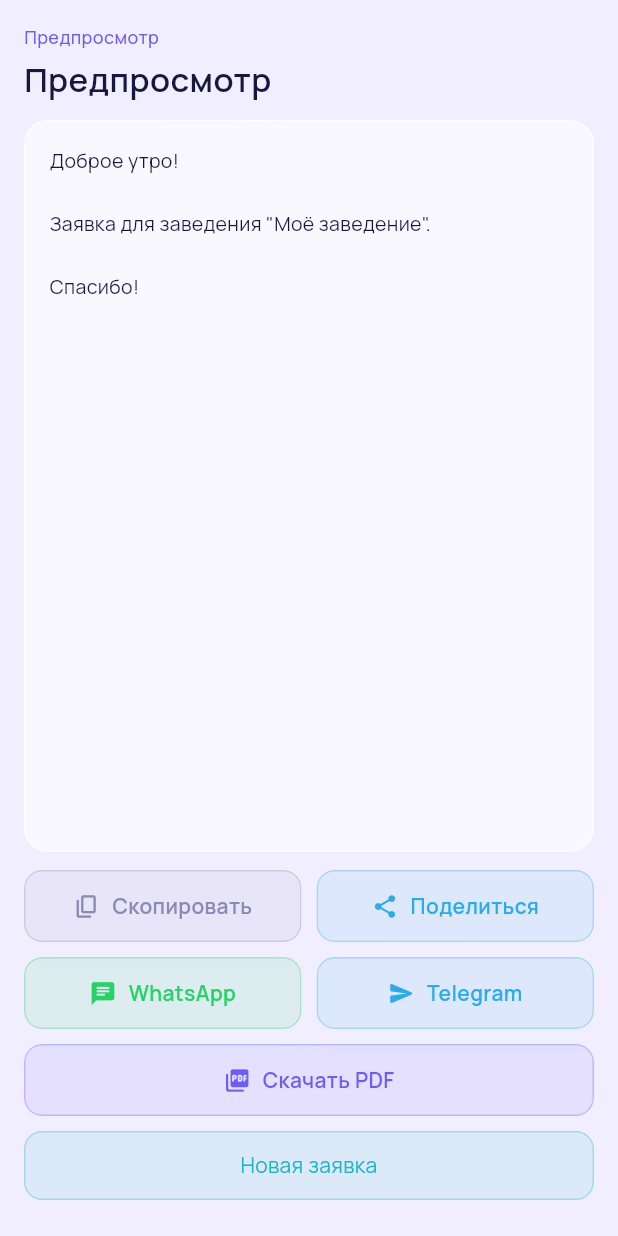
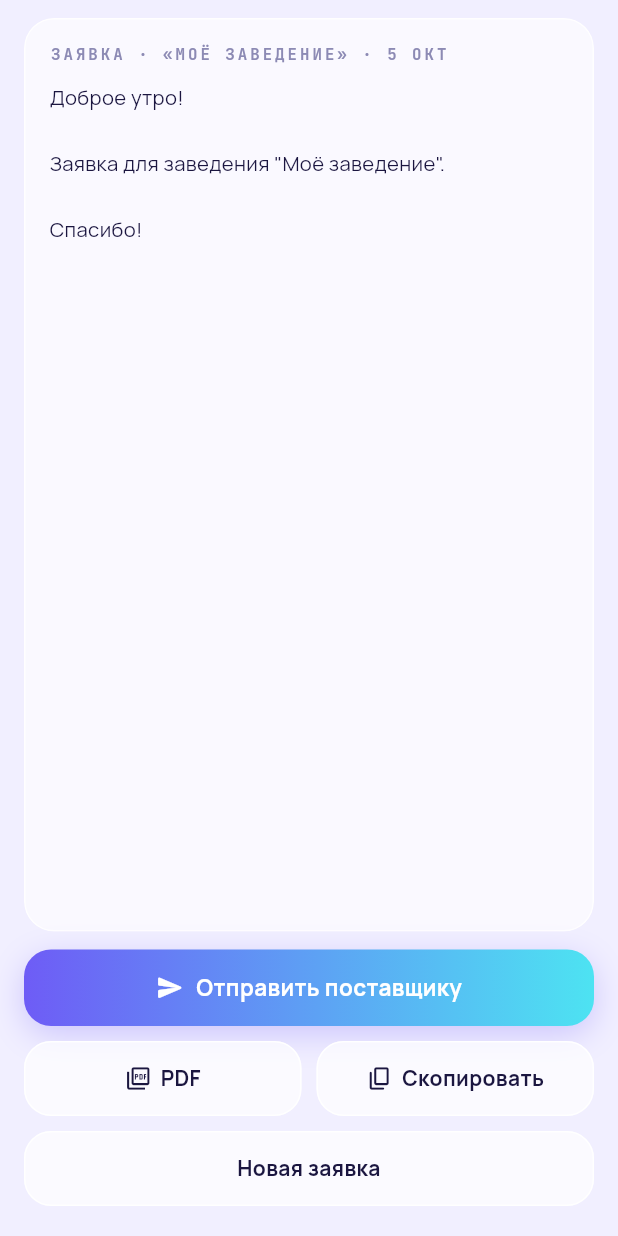
Before and after one commit to muhammetnur2002/horeca-app, a Flutter app: the GenerateStep widget shown alone on an empty page, opened directly, on a phone screen of 412 x 824 dp. Run offline on Flutter 3.47's test engine with Material 3 defaults, Android fonts, the phone set to English and light mode, and no system bars; our stand-ins replace cloud_firestore, dio, drift, drift_flutter, file_picker, firebase_auth and 12 more; missing offline and left inert: dart:html, excel, firebase_app_check; accounts and stored records are empty; generated files the repository leaves out were written again; project files that could hold a hidden picture were left out.

Commit message:
feat(ui): инвентаризация и предпросмотр заявки по макету «Орбита»
- инвентаризация: подпись раздела «… · введите факт», под товаром
  «минимум N» / «ниже минимума N» с подсветкой, шаг 0,5 для кг и л,
  градиентная «Предпросмотр»
- степпер округляет шаг до тысячных (0,5 с дробным значением)
- предпросмотр заявки: документ в стеклянной карточке, «Отправить
  поставщику» градиентом, PDF и «Копировать», «Изменить», «Новая заявка»
- заявка сохраняется в историю и при отправке, и при PDF — один раз
  на текст, чтобы её видела приёмка поставки

```diff
--- a/lib/features/request/presentation/steps/generate_step.dart
+++ b/lib/features/request/presentation/steps/generate_step.dart
@@ -2,6 +2,7 @@ import 'dart:ui';
 import 'package:flutter/material.dart';
 import 'package:flutter/services.dart';
 import 'package:flutter_riverpod/flutter_riverpod.dart';
+import 'package:horeca_app/shared/widgets/orbit_kit.dart';
 import 'package:horeca_app/app/app.dart';
 import 'package:horeca_app/features/request/domain/usecases/request_state.dart';
 import 'package:horeca_app/features/history/data/history_repository.dart';
@@ -147,155 +148,13 @@ class GenerateStep extends ConsumerWidget {
     final departmentLabel = _resolveDepartmentLabel(
         state, allProducts, allCategories, allDepartments);
 
-    return Container(
-      decoration: BoxDecoration(
-      ),
-      child: Padding(
-        padding: const EdgeInsets.fromLTRB(16, 16, 16, 0),
-        child: Column(
-          crossAxisAlignment: CrossAxisAlignment.start,
-          children: [
-            // Заголовок
-            Column(
-              crossAxisAlignment: CrossAxisAlignment.start,
-              children: [
-                Text('Предпросмотр',
-                    style: TextStyle(
-                        fontSize: 12,
-                        color: AppColors.orange,
-                        fontWeight: FontWeight.w500)),
-                const SizedBox(height: 4),
-                Text(
-                  l10n.preview,
-                  style: TextStyle(
-                    fontSize: 22,
-                    fontWeight: FontWeight.w600,
-                    color: isDark ? Colors.white : AppColors.ink,
-                  ),
-                ),
-              ],
-            ),
-
-            const SizedBox(height: 12),
-
-            // Текст заявки
-            Expanded(
-              child: ClipRRect(
-                borderRadius: BorderRadius.circular(16),
-                child: BackdropFilter(
-                  filter: ImageFilter.blur(sigmaX: 10, sigmaY: 10),
-                  child: Container(
-                    width: double.infinity,
-                    padding: const EdgeInsets.all(16),
-                    decoration: BoxDecoration(
-                      borderRadius: BorderRadius.circular(16),
-                      color: Colors.white.withOpacity(isDark ? 0.06 : 0.55),
-                      border: Border.all(
-                        color: Colors.white.withOpacity(isDark ? 0.1 : 0.8),
-                      ),
-                    ),
-                    child: SingleChildScrollView(
-                      child: SelectableText(
-                        text,
-                        style: TextStyle(
-                          fontSize: 13,
-                          height: 1.6,
-                          color: isDark
-                              ? Colors.white.withOpacity(0.85)
-                              : AppColors.ink,
-                        ),
-                      ),
-                    ),
-                  ),
-                ),
-              ),
-            ),
-
-            const SizedBox(height: 12),
-
-            // Кнопки
-            Row(
-              children: [
-                Expanded(
-                  child: _ActionBtn(
-                    icon: Icons.copy_rounded,
-                    label: l10n.copy,
-                    color: AppColors.muted,
-                    isDark: isDark,
-                    onTap: () {
-                      final messenger = ScaffoldMessenger.of(context);
-                      Clipboard.setData(ClipboardData(text: text)).then((_) {
-                        messenger.showSnackBar(SnackBar(
-                          content: Text(l10n.copySuccess),
-                          backgroundColor: AppColors.darkCard2,
-                          behavior: SnackBarBehavior.floating,
-                          shape: RoundedRectangleBorder(
-                              borderRadius: BorderRadius.circular(12)),
-                        ));
-                      });
-                    },
-                  ),
-                ),
-                const SizedBox(width: 10),
-                Expanded(
-                  child: _ActionBtn(
-                    icon: Icons.share_rounded,
-                    label: l10n.share,
-                    color: const Color(0xFF2AABEE),
-                    isDark: isDark,
-                    onTap: () => Share.share(text),
-                  ),
-                ),
-              ],
-            ),
-
-            const SizedBox(height: 10),
-
-            Row(
-              children: [
-                Expanded(
-                  child: _ActionBtn(
-                    icon: Icons.chat_rounded,
-                    label: 'WhatsApp',
-                    color: const Color(0xFF25D366),
-                    isDark: isDark,
-                    onTap: () => Share.share(text),
-                  ),
-                ),
-                const SizedBox(width: 10),
-                Expanded(
-                  child: _ActionBtn(
-                    icon: Icons.send_rounded,
-                    label: 'Telegram',
-                    color: const Color(0xFF2AABEE),
-                    isDark: isDark,
-                    onTap: () => Share.share(text),
-                  ),
-                ),
-              ],
-            ),
-
-            const SizedBox(height: 10),
-
-            _ActionBtn(
-              icon: Icons.picture_as_pdf_rounded,
-              label: l10n.downloadPdf,
-              color: AppColors.orange,
-              isDark: isDark,
-              fullWidth: true,
-              onTap: () async {
-                if (state.items.isEmpty) {
-                  ScaffoldMessenger.of(context).showSnackBar(SnackBar(
-                    content: Text(l10n.noData),
-                    backgroundColor: AppColors.darkCard2,
-                    behavior: SnackBarBehavior.floating,
-                    shape: RoundedRectangleBorder(
-                        borderRadius: BorderRadius.circular(12)),
-                  ));
-                  return;
-                }
-                final repo = ref.read(historyRepositoryProvider.notifier);
-                repo.add(
+    // Заявка попадает в историю (а значит, и в приёмку поставки) при
+    // отправке или PDF — один раз на один и тот же текст.
+    void saveToHistory() {
+      if (state.items.isEmpty) return;
+      if (ref.read(_savedRequestTextProvider) == text) return;
+      ref.read(_savedRequestTextProvider.notifier).state = text;
+      ref.read(historyRepositoryProvider.notifier).add(
             HistoryEntry(
               id: Ids.newId(),
               type: HistoryType.request,
@@ -316,6 +175,88 @@ class GenerateStep extends ConsumerWidget {
                 ),
             ],
           );
+    }
+
+    void noData() => ScaffoldMessenger.of(context).showSnackBar(SnackBar(
+          content: Text(l10n.noData),
+          backgroundColor: AppColors.darkCard2,
+          behavior: SnackBarBehavior.floating,
+          shape:
+              RoundedRectangleBorder(borderRadius: BorderRadius.circular(12)),
+        ));
+
+    final now = DateTime.now();
+    const months = [
+      'янв', 'фев', 'мар', 'апр', 'мая', 'июн',
+      'июл', 'авг', 'сен', 'окт', 'ноя', 'дек',
+    ];
+
+    return Padding(
+      padding: const EdgeInsets.fromLTRB(16, 12, 16, 0),
+      child: Column(
+        crossAxisAlignment: CrossAxisAlignment.start,
+        children: [
+          // Документ заявки в стеклянной карточке.
+          Expanded(
+            child: ClipRRect(
+              borderRadius: BorderRadius.circular(20),
+              child: BackdropFilter(
+                filter: ImageFilter.blur(sigmaX: 14, sigmaY: 14),
+                child: Container(
+                  width: double.infinity,
+                  padding: const EdgeInsets.all(16),
+                  decoration: BoxDecoration(
+                    borderRadius: BorderRadius.circular(20),
+                    color: Colors.white.withOpacity(isDark ? 0.07 : 0.65),
+                    border: Border.all(
+                      color: Colors.white.withOpacity(isDark ? 0.12 : 0.9),
+                    ),
+                  ),
+                  child: SingleChildScrollView(
+                    child: Column(
+                      crossAxisAlignment: CrossAxisAlignment.start,
+                      children: [
+                        OrbitSectionLabel(
+                          'Заявка · «$establishmentName» · '
+                          '${now.day} ${months[now.month - 1]}',
+                          padding: const EdgeInsets.only(bottom: 10),
+                        ),
+                        SelectableText(
+                          text,
+                          style: TextStyle(
+                            fontSize: 13.5,
+                            height: 1.6,
+                            color: isDark
+                                ? Colors.white.withOpacity(0.88)
+                                : AppColors.ink,
+                          ),
+                        ),
+                      ],
+                    ),
+                  ),
+                ),
+              ),
+            ),
+          ),
+          const SizedBox(height: 12),
+          OrbitPrimaryButton(
+            label: 'Отправить поставщику',
+            icon: Icons.send_rounded,
+            onTap: () {
+              if (state.items.isEmpty) return noData();
+              saveToHistory();
+              Share.share(text);
+            },
+          ),
+          const SizedBox(height: 10),
+          Row(children: [
+            Expanded(
+              child: OrbitGlassButton(
+                label: 'PDF',
+                icon: Icons.picture_as_pdf_outlined,
+                onTap: () async {
+                  if (state.items.isEmpty) return noData();
+                  saveToHistory();
                   final pdfBytes = await PdfGenerator.generateRequestPdf(
                     title: l10n.requestTitle,
                     establishmentName: establishmentName,
@@ -332,123 +273,59 @@ class GenerateStep extends ConsumerWidget {
                       'zayavka_${DateTime.now().millisecondsSinceEpoch}.pdf');
                 },
               ),
-
+            ),
+            const SizedBox(width: 10),
+            Expanded(
+              child: OrbitGlassButton(
+                label: l10n.copy,
+                icon: Icons.copy_rounded,
+                onTap: () {
+                  final messenger = ScaffoldMessenger.of(context);
+                  Clipboard.setData(ClipboardData(text: text)).then((_) {
+                    messenger.showSnackBar(SnackBar(
+                      content: Text(l10n.copySuccess),
+                      backgroundColor: AppColors.darkCard2,
+                      behavior: SnackBarBehavior.floating,
+                      shape: RoundedRectangleBorder(
+                          borderRadius: BorderRadius.circular(12)),
+                    ));
+                  });
+                },
+              ),
+            ),
+          ]),
           const SizedBox(height: 10),
-
-            Row(
-              children: [
+          Row(children: [
             // Заявку, собранную автоматически (по остаткам iiko), нельзя
             // "отредактировать" через goBack() — у неё нет своего отдела/
             // категории (items могут быть из разных отделов), а goBack()
             // ведёт на шаг выбора категории, который в этом случае пуст.
             if (state.departmentId != null) ...[
               Expanded(
-                    child: GestureDetector(
-                      onTap: () =>
-                          ref.read(requestStateProvider.notifier).goBack(),
-                      child: Container(
-                        padding: const EdgeInsets.symmetric(vertical: 12),
-                        decoration: BoxDecoration(
-                          borderRadius: BorderRadius.circular(12),
-                          color: Colors.white.withOpacity(isDark ? 0.06 : 0.5),
-                          border: Border.all(
-                              color:
-                                  Colors.white.withOpacity(isDark ? 0.1 : 0.4)),
-                        ),
-                        child: Text(
-                          l10n.edit,
-                          textAlign: TextAlign.center,
-                          style: TextStyle(fontSize: 14, color: AppColors.muted),
-                        ),
-                      ),
+                child: OrbitGlassButton(
+                  label: l10n.edit,
+                  onTap: () => ref.read(requestStateProvider.notifier).goBack(),
                 ),
               ),
               const SizedBox(width: 10),
             ],
             Expanded(
-                  child: GestureDetector(
+              child: OrbitGlassButton(
+                label: l10n.newRequest,
                 onTap: () {
                   ref.read(requestStateProvider.notifier).reset();
                   Navigator.of(context).popUntil((route) => route.isFirst);
                 },
-                    child: Container(
-                      padding: const EdgeInsets.symmetric(vertical: 12),
-                      decoration: BoxDecoration(
-                        borderRadius: BorderRadius.circular(12),
-                        color: AppColors.green.withOpacity(0.1),
-                        border:
-                            Border.all(color: AppColors.green.withOpacity(0.3)),
-                      ),
-                      child: Text(
-                        l10n.newRequest,
-                        textAlign: TextAlign.center,
-                        style: TextStyle(
-                            fontSize: 14, color: AppColors.green),
               ),
             ),
-                  ),
-                ),
+          ]),
+          const SizedBox(height: 20),
         ],
-            ),
-            const SizedBox(height: 24),
-          ],
-        ),
       ),
     );
   }
 }
 
-class _ActionBtn extends StatelessWidget {
-  final IconData icon;
-  final String label;
-  final Color color;
-  final bool isDark;
-  final VoidCallback onTap;
-  final bool fullWidth;
-
-  const _ActionBtn({
-    required this.icon,
-    required this.label,
-    required this.color,
-    required this.isDark,
-    required this.onTap,
-    this.fullWidth = false,
-  });
-
-  @override
-  Widget build(BuildContext context) {
-    return GestureDetector(
-      onTap: onTap,
-      child: ClipRRect(
-        borderRadius: BorderRadius.circular(12),
-        child: BackdropFilter(
-          filter: ImageFilter.blur(sigmaX: 10, sigmaY: 10),
-          child: Container(
-            width: fullWidth ? double.infinity : null,
-            padding: const EdgeInsets.symmetric(vertical: 13, horizontal: 16),
-            decoration: BoxDecoration(
-              borderRadius: BorderRadius.circular(12),
-              color: color.withOpacity(isDark ? 0.15 : 0.1),
-              border: Border.all(color: color.withOpacity(0.3)),
-            ),
-            child: Row(
-              mainAxisAlignment: MainAxisAlignment.center,
-              children: [
-                Icon(icon, color: color, size: 18),
-                const SizedBox(width: 8),
-                Text(
-                  label,
-                  style: TextStyle(
-                    fontSize: 14,
-                    fontWeight: FontWeight.w600,
-                    color: color,
-                  ),
-                ),
-              ],
-            ),
-          ),
-        ),
-      ),
-    );
-  }
-}
+/// Текст заявки, уже сохранённой в историю, — чтобы «Отправить» и «PDF»
+/// подряд не создавали две одинаковые записи.
+final _savedRequestTextProvider = StateProvider<String?>((_) => null);
```
Also changed, not shown: lib/features/inventory/presentation/steps/input_remaining_step.dart (+39 -54 lines), lib/shared/widgets/quantity_stepper.dart (+5 -2 lines). Lines whose indentation alone changed are shown as unchanged.
